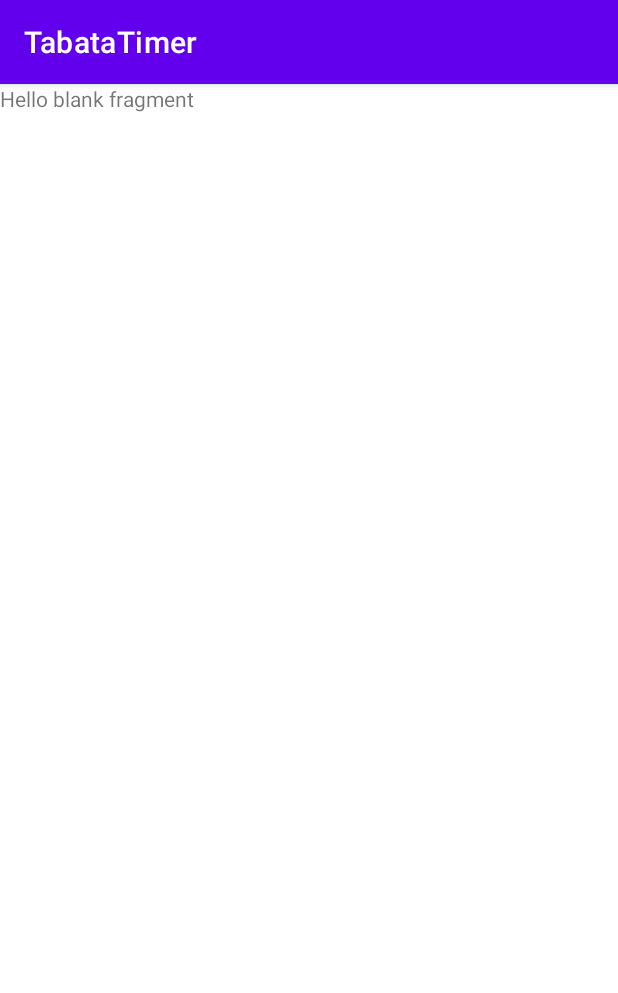
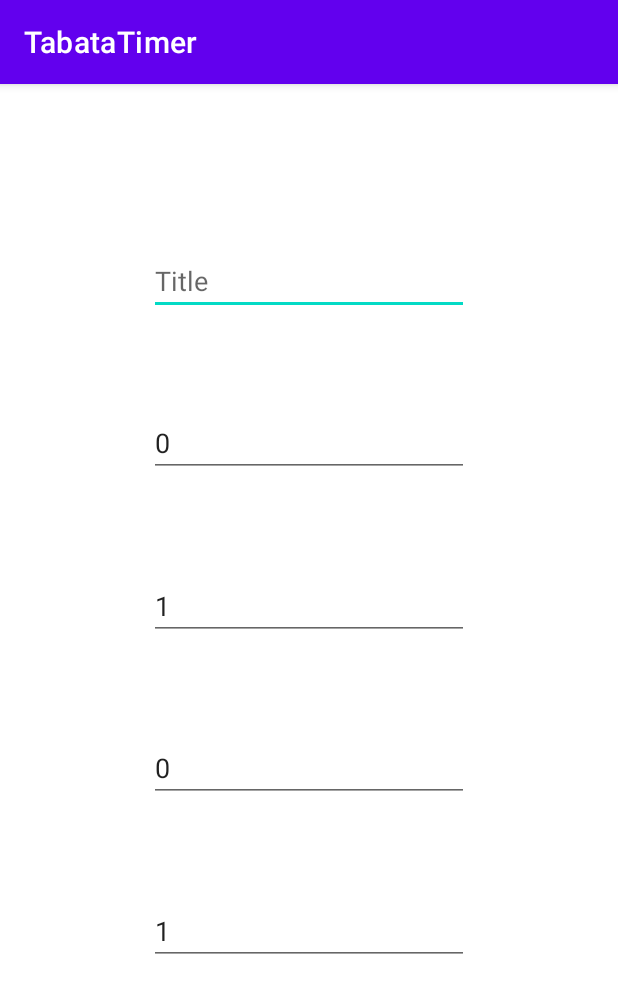
Before and after one commit to ChoCoBo1712/TabataTimer, an Android app: the fragment TimerDetailFragment shown on its own in the app's theme, on a phone screen of 412 x 824 dp. Shown: the top 993 px of the screen. Run offline under Robolectric (Android 15) with nearby library versions, the phone set to English and light mode, and no system bars; 1 statement that could not run was skipped.

Commit message:
TimerDetailFragment layout init

```diff
--- a/app/build.gradle
+++ b/app/build.gradle
@@ -72,9 +72,13 @@ dependencies {
     testImplementation 'junit:junit:4.+'
     androidTestImplementation 'androidx.test.ext:junit:1.1.2'
     androidTestImplementation 'androidx.test.espresso:espresso-core:3.3.0'
+
     //room
-    implementation 'androidx.room:room-runtime:2.2.5'
-    kapt 'androidx.room:room-compiler:2.2.5'
-    implementation 'androidx.room:room-ktx:2.2.5'
-    testImplementation 'androidx.room:room-testing:2.2.5'
+    implementation 'androidx.room:room-runtime:2.2.6'
+    kapt 'androidx.room:room-compiler:2.2.6'
+    implementation 'androidx.room:room-ktx:2.2.6'
+    testImplementation 'androidx.room:room-testing:2.2.6'
+
+    //viewModels
+    implementation "androidx.fragment:fragment-ktx:1.2.5"
 }
--- a/app/src/main/java/com/example/tabatatimer/TimerDetailFragment.kt
+++ b/app/src/main/java/com/example/tabatatimer/TimerDetailFragment.kt
@@ -5,8 +5,11 @@ import androidx.fragment.app.Fragment
 import android.view.LayoutInflater
 import android.view.View
 import android.view.ViewGroup
+import androidx.fragment.app.activityViewModels
 
 class TimerDetailFragment : Fragment() {
+
+    private val viewModel: TimerDetailFragment by activityViewModels()
 
     override fun onCreateView(
             inflater: LayoutInflater, container: ViewGroup?,
--- a/app/src/main/res/layout/activity_main.xml
+++ b/app/src/main/res/layout/activity_main.xml
@@ -1,5 +1,6 @@
 <?xml version="1.0" encoding="utf-8"?>
-<androidx.constraintlayout.widget.ConstraintLayout xmlns:android="http://schemas.android.com/apk/res/android"
+<androidx.constraintlayout.widget.ConstraintLayout
+    xmlns:android="http://schemas.android.com/apk/res/android"
     xmlns:app="http://schemas.android.com/apk/res-auto"
     xmlns:tools="http://schemas.android.com/tools"
     android:layout_width="match_parent"
--- a/app/src/main/res/layout/fragment_timer_detail.xml
+++ b/app/src/main/res/layout/fragment_timer_detail.xml
@@ -1,14 +1,89 @@
 <?xml version="1.0" encoding="utf-8"?>
-<FrameLayout xmlns:android="http://schemas.android.com/apk/res/android"
+<androidx.constraintlayout.widget.ConstraintLayout
+    xmlns:android="http://schemas.android.com/apk/res/android"
+    xmlns:app="http://schemas.android.com/apk/res-auto"
     xmlns:tools="http://schemas.android.com/tools"
     android:layout_width="match_parent"
     android:layout_height="match_parent"
     tools:context=".TimerDetailFragment">
 
-    <!-- TODO: Update blank fragment layout -->
-    <TextView
-        android:layout_width="match_parent"
-        android:layout_height="match_parent"
-        android:text="@string/hello_blank_fragment" />
+    <EditText
+        android:id="@+id/timer_title_text"
+        android:layout_width="wrap_content"
+        android:layout_height="wrap_content"
+        android:ems="10"
+        android:inputType="text"
+        android:autofillHints="title"
+        android:hint="@string/title"
+        app:layout_constraintBottom_toBottomOf="parent"
+        app:layout_constraintEnd_toEndOf="parent"
+        app:layout_constraintStart_toStartOf="parent"
+        app:layout_constraintTop_toTopOf="parent"
+        app:layout_constraintVertical_bias="0.15"
+        />
 
-</FrameLayout>
+    <EditText
+        android:id="@+id/timer_preparation_text"
+        android:layout_width="wrap_content"
+        android:layout_height="wrap_content"
+        android:autofillHints="number"
+        android:ems="10"
+        android:hint="@string/_1"
+        android:inputType="number"
+        android:text="@string/_0"
+        app:layout_constraintBottom_toBottomOf="parent"
+        app:layout_constraintEnd_toEndOf="parent"
+        app:layout_constraintStart_toStartOf="parent"
+        app:layout_constraintTop_toTopOf="parent"
+        app:layout_constraintVertical_bias="0.30"
+        />
+
+    <EditText
+        android:id="@+id/timer_workout_text"
+        android:layout_width="wrap_content"
+        android:layout_height="wrap_content"
+        android:autofillHints="number"
+        android:ems="10"
+        android:hint="@string/_1"
+        android:inputType="number"
+        android:text="@string/_1"
+        app:layout_constraintBottom_toBottomOf="parent"
+        app:layout_constraintEnd_toEndOf="parent"
+        app:layout_constraintStart_toStartOf="parent"
+        app:layout_constraintTop_toTopOf="parent"
+        app:layout_constraintVertical_bias="0.45"
+        />
+
+    <EditText
+        android:id="@+id/timer_rest_text"
+        android:layout_width="wrap_content"
+        android:layout_height="wrap_content"
+        android:autofillHints="number"
+        android:ems="10"
+        android:hint="@string/_1"
+        android:inputType="number"
+        android:text="@string/_0"
+        app:layout_constraintBottom_toBottomOf="parent"
+        app:layout_constraintEnd_toEndOf="parent"
+        app:layout_constraintStart_toStartOf="parent"
+        app:layout_constraintTop_toTopOf="parent"
+        app:layout_constraintVertical_bias="0.60"
+        />
+
+    <EditText
+        android:id="@+id/timer_cycles_text"
+        android:layout_width="wrap_content"
+        android:layout_height="wrap_content"
+        android:autofillHints="number"
+        android:ems="10"
+        android:hint="@string/_1"
+        android:inputType="number"
+        android:text="@string/_1"
+        app:layout_constraintBottom_toBottomOf="parent"
+        app:layout_constraintEnd_toEndOf="parent"
+        app:layout_constraintStart_toStartOf="parent"
+        app:layout_constraintTop_toTopOf="parent"
+        app:layout_constraintVertical_bias="0.75"
+        />
+
+</androidx.constraintlayout.widget.ConstraintLayout>
--- a/app/src/main/res/values/strings.xml
+++ b/app/src/main/res/values/strings.xml
@@ -8,4 +8,7 @@
     <string name="add_sequence">Add sequence</string>
     <!-- TODO: Remove or change this placeholder text -->
     <string name="hello_blank_fragment">Hello blank fragment</string>
+    <string name="title">Title</string>
+    <string name="_1">1</string>
+    <string name="_0">0</string>
 </resources>
```
